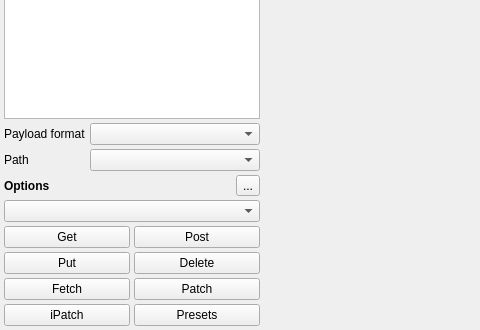
First picture: the form in src/x/coap/coapclientui.ui, repository x-tools-author/x-tools, before the edit; both pictures show x 0 to 480 and y 200 to 530 of the 604 by 530 pixel window.
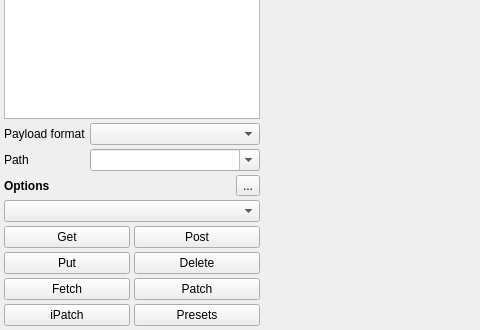
Second picture: the form after the edit.

```diff
--- a/src/x/coap/coapclientui.ui
+++ b/src/x/coap/coapclientui.ui
@@ -143,7 +143,11 @@
       </widget>
      </item>
      <item row="4" column="1">
-      <widget class="QComboBox" name="comboBoxPath"/>
+      <widget class="QComboBox" name="comboBoxPath">
+       <property name="editable">
+        <bool>true</bool>
+       </property>
+      </widget>
      </item>
      <item row="2" column="0" colspan="2">
       <widget class="QTextEdit" name="textEditPayload">
```
